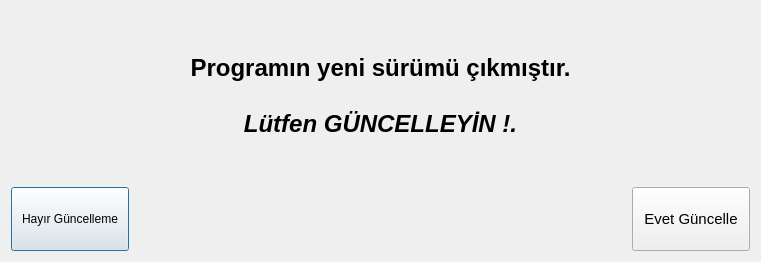
Qt form LOGIN/programi_guncellestirin_batch.ui (adakteknoloji/FRAMEWORK) before a commit.
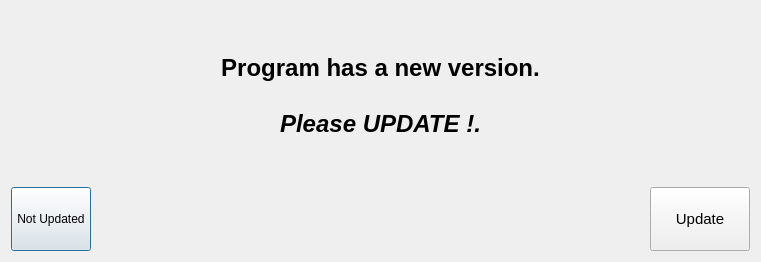
The same form after that commit. Icons and pictures are not drawn.

Patch:
```diff
--- a/LOGIN/programi_guncellestirin_batch.ui
+++ b/LOGIN/programi_guncellestirin_batch.ui
@@ -92,10 +92,10 @@
         <string>&lt;!DOCTYPE HTML PUBLIC &quot;-//W3C//DTD HTML 4.0//EN&quot; &quot;http://www.w3.org/TR/REC-html40/strict.dtd&quot;&gt;
 &lt;html&gt;&lt;head&gt;&lt;meta name=&quot;qrichtext&quot; content=&quot;1&quot; /&gt;&lt;style type=&quot;text/css&quot;&gt;
 p, li { white-space: pre-wrap; }
-&lt;/style&gt;&lt;/head&gt;&lt;body style=&quot; font-family:'Sans Serif'; font-size:10pt; font-weight:400; font-style:normal;&quot;&gt;
-&lt;p align=&quot;center&quot; style=&quot; margin-top:0px; margin-bottom:0px; margin-left:0px; margin-right:0px; -qt-block-indent:0; text-indent:0px;&quot;&gt;&lt;span style=&quot; font-size:18pt; font-weight:600;&quot;&gt;Programın yeni sürümü çıkmıştır.&lt;/span&gt;&lt;/p&gt;
-&lt;p align=&quot;center&quot; style=&quot;-qt-paragraph-type:empty; margin-top:0px; margin-bottom:0px; margin-left:0px; margin-right:0px; -qt-block-indent:0; text-indent:0px; font-size:18pt; font-weight:600;&quot;&gt;&lt;/p&gt;
-&lt;p align=&quot;center&quot; style=&quot; margin-top:0px; margin-bottom:0px; margin-left:0px; margin-right:0px; -qt-block-indent:0; text-indent:0px;&quot;&gt;&lt;span style=&quot; font-size:18pt; font-weight:600; font-style:italic;&quot;&gt;Lütfen GÜNCELLEYİN !.&lt;/span&gt;&lt;/p&gt;&lt;/body&gt;&lt;/html&gt;</string>
+&lt;/style&gt;&lt;/head&gt;&lt;body style=&quot; font-family:'Ubuntu'; font-size:10pt; font-weight:400; font-style:normal;&quot;&gt;
+&lt;p align=&quot;center&quot; style=&quot; margin-top:0px; margin-bottom:0px; margin-left:0px; margin-right:0px; -qt-block-indent:0; text-indent:0px;&quot;&gt;&lt;span style=&quot; font-family:'Sans Serif'; font-size:18pt; font-weight:600;&quot;&gt;Program has a new version.&lt;/span&gt;&lt;/p&gt;
+&lt;p align=&quot;center&quot; style=&quot;-qt-paragraph-type:empty; margin-top:0px; margin-bottom:0px; margin-left:0px; margin-right:0px; -qt-block-indent:0; text-indent:0px; font-family:'Sans Serif'; font-size:18pt; font-weight:600;&quot;&gt;&lt;br /&gt;&lt;/p&gt;
+&lt;p align=&quot;center&quot; style=&quot; margin-top:0px; margin-bottom:0px; margin-left:0px; margin-right:0px; -qt-block-indent:0; text-indent:0px;&quot;&gt;&lt;span style=&quot; font-family:'Sans Serif'; font-size:18pt; font-weight:600; font-style:italic;&quot;&gt;Please UPDATE !.&lt;/span&gt;&lt;/p&gt;&lt;/body&gt;&lt;/html&gt;</string>
        </property>
        <property name="textFormat">
         <enum>Qt::RichText</enum>
@@ -129,7 +129,7 @@
       </sizepolicy>
      </property>
      <property name="text">
-      <string>  Hayır Güncelleme  </string>
+      <string>Not Updated</string>
      </property>
     </widget>
    </item>
@@ -171,7 +171,7 @@
       <string notr="true"/>
      </property>
      <property name="text">
-      <string>  Evet Güncelle  </string>
+      <string>Update</string>
      </property>
     </widget>
    </item>
```
Left out of the diff: 2 changed lines with no effect on the pictures.
